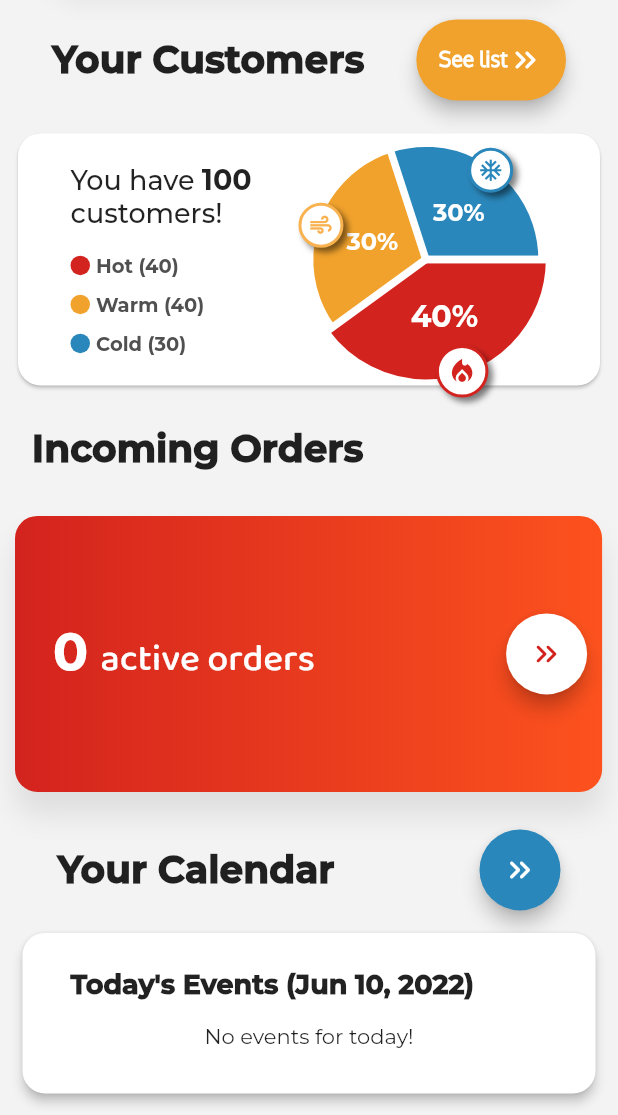
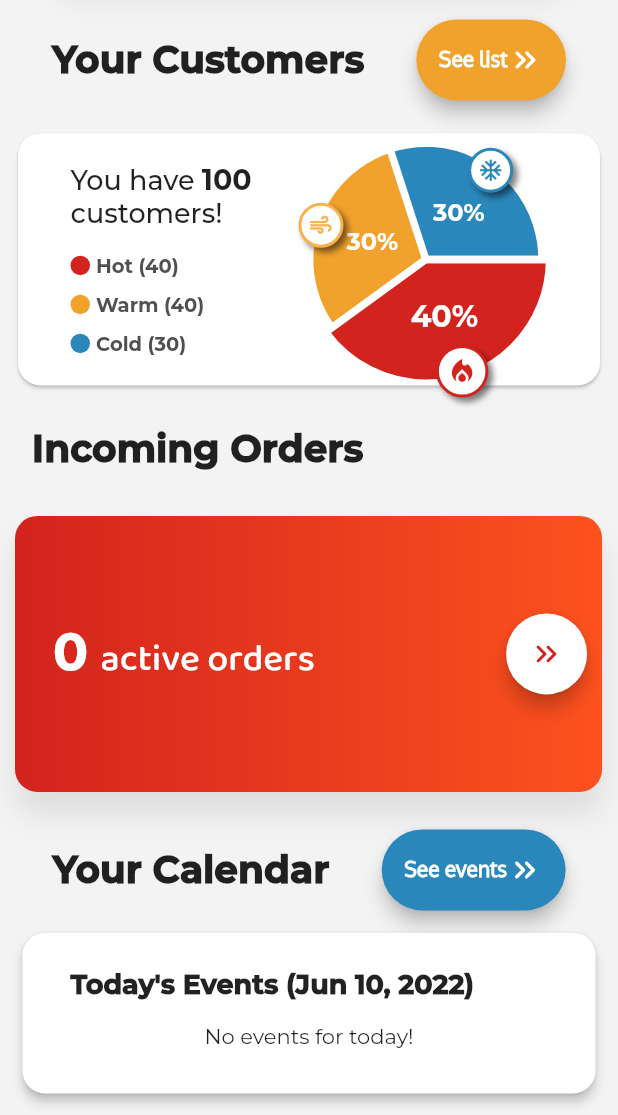
Before and after one commit to melzarjanchico-up/dennis-lechon-crm, a Flutter app: the screen it shows after launch, scrolled down 60 dp, on a phone screen of 412 x 824 dp, the part 121-1236 px from its top. Run offline on Flutter 3.47's test engine with Material 2 defaults, Android fonts, the phone set to English and light mode, and no system bars; drawn by our look-alikes of fl_chart; our stand-ins replace cloud_firestore, datetime_picker_formfield, firebase_auth, firebase_core, flutter_spinkit, flutter_typeahead and 2 more; accounts and stored records are empty; statements that could not run were skipped; project files that could hold a hidden picture were left out.

Commit message:
updated calendar button

```diff
--- a/lib/screens/home_screen_new/components/body.dart
+++ b/lib/screens/home_screen_new/components/body.dart
@@ -190,7 +190,6 @@ class Body extends StatelessWidget {
                 const Text("Your Calendar",
                     style:
                         TextStyle(fontSize: 25, fontWeight: FontWeight.w900)),
-                const SizedBox(width: 20),
                 ElevatedButton(
                   style: ElevatedButton.styleFrom(
                     primary: const Color(0xFF2A87BB),
@@ -205,10 +204,10 @@ class Body extends StatelessWidget {
                   child: Row(
                     children: const [
                       Text(
-                        "",
+                        "See events",
                         style: TextStyle(
                           fontFamily: 'Oxygen',
-                          fontSize: 15,
+                          fontSize: 14,
                           fontWeight: FontWeight.bold,
                         ),
                       ),
```
